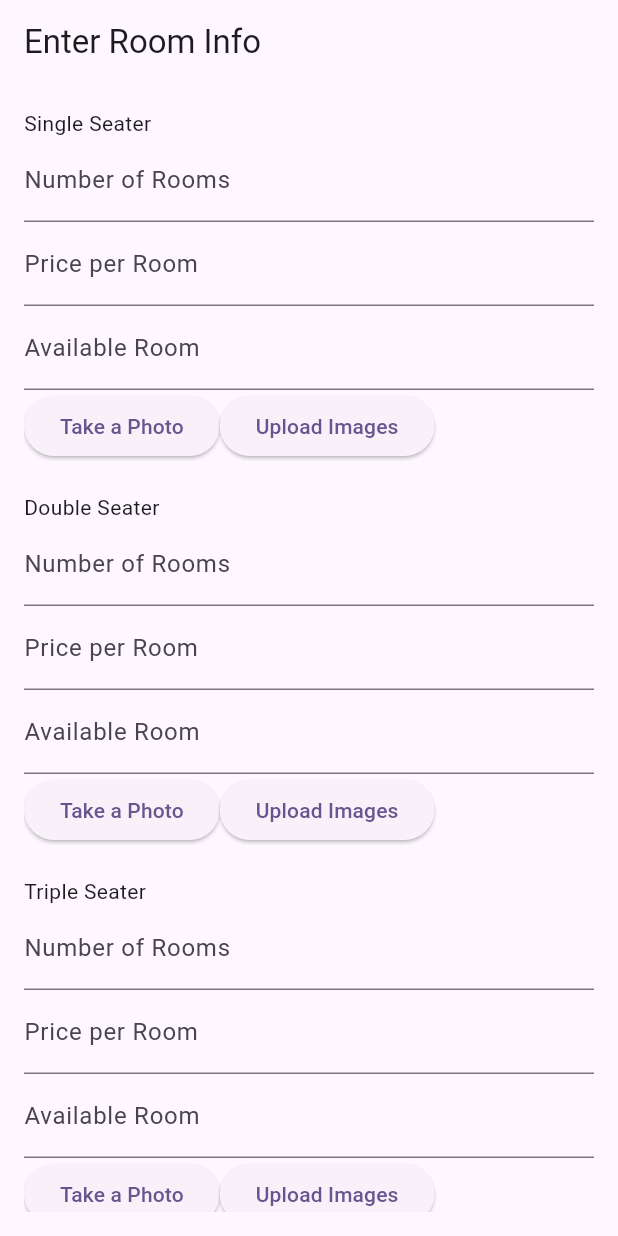
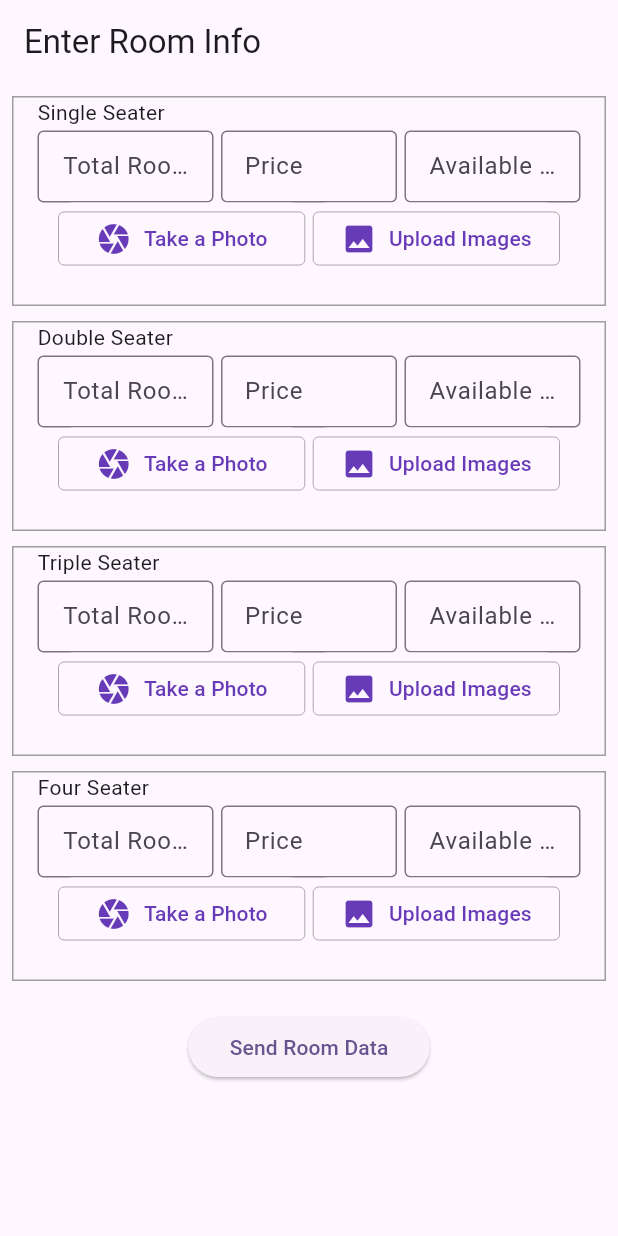
Before and after one commit to GurungNabin/hostel_nepal, a Flutter app: the screen it shows after launch, on a phone screen of 412 x 824 dp. Run offline on Flutter 3.47's test engine with Material 3 defaults, Android fonts, the light colour scheme and no system bars; our stand-ins replace flutter_riverpod, image_picker.

Commit message:
Slight Changes to the design of the UI

```diff
--- a/lib/main.dart
+++ b/lib/main.dart
@@ -19,7 +19,8 @@ class MyApp extends StatelessWidget {
         colorScheme: ColorScheme.fromSeed(seedColor: Colors.deepPurple),
         useMaterial3: true,
       ),
-      home: RoomDataInputPage(),
+      debugShowCheckedModeBanner: false,
+      home: const RoomDataInputPage(),
     );
   }
 }
--- a/lib/room_testing.dart
+++ b/lib/room_testing.dart
@@ -1,5 +1,6 @@
 import 'dart:io';
 import 'package:flutter/material.dart';
+import 'package:flutter/widgets.dart';
 import 'package:image_picker/image_picker.dart';
 
 class RoomDataInputPage extends StatefulWidget {
@@ -123,10 +124,19 @@ class _RoomDataInputPageState extends State<RoomDataInputPage> {
         title: const Text('Enter Room Info'),
       ),
       body: Padding(
-        padding: const EdgeInsets.all(16.0),
+        padding: const EdgeInsets.all(8.0),
         child: SingleChildScrollView(
           child: Column(
             crossAxisAlignment: CrossAxisAlignment.start,
+            children: [
+              Container(
+                padding: const EdgeInsets.symmetric(horizontal: 16),
+                decoration: BoxDecoration(
+                  border: Border.all(
+                    color: Colors.grey,
+                  ),
+                ),
+                child: Column(
                   children: [
                     _buildSeaterInput(
                         'Single Seater',
@@ -135,6 +145,18 @@ class _RoomDataInputPageState extends State<RoomDataInputPage> {
                         singleSeaterPriceController,
                         1),
                     _buildImageSelection(_singleSeaterImages, 1),
+                  ],
+                ),
+              ),
+              const SizedBox(
+                height: 10,
+              ),
+              Container(
+                padding: const EdgeInsets.symmetric(horizontal: 16),
+                decoration:
+                    BoxDecoration(border: Border.all(color: Colors.grey)),
+                child: Column(
+                  children: [
                     _buildSeaterInput(
                         'Double Seater',
                         doubleSeaterRoomsController,
@@ -142,6 +164,18 @@ class _RoomDataInputPageState extends State<RoomDataInputPage> {
                         doubleSeaterPriceController,
                         2),
                     _buildImageSelection(_doubleSeaterImages, 2),
+                  ],
+                ),
+              ),
+              const SizedBox(
+                height: 10,
+              ),
+              Container(
+                padding: const EdgeInsets.symmetric(horizontal: 16),
+                decoration:
+                    BoxDecoration(border: Border.all(color: Colors.grey)),
+                child: Column(
+                  children: [
                     _buildSeaterInput(
                         'Triple Seater',
                         tripleSeaterRoomsController,
@@ -149,13 +183,35 @@ class _RoomDataInputPageState extends State<RoomDataInputPage> {
                         tripleSeaterPriceController,
                         3),
                     _buildImageSelection(_tripleSeaterImages, 3),
-              _buildSeaterInput('Four Seater', fourSeaterRoomsController,
-                  fourSeaterAvailabeController, fourSeaterPriceController, 4),
+                  ],
+                ),
+              ),
+              const SizedBox(
+                height: 10,
+              ),
+              Container(
+                padding: const EdgeInsets.symmetric(horizontal: 16),
+                decoration:
+                    BoxDecoration(border: Border.all(color: Colors.grey)),
+                child: Column(
+                  children: [
+                    _buildSeaterInput(
+                        'Four Seater',
+                        fourSeaterRoomsController,
+                        fourSeaterAvailabeController,
+                        fourSeaterPriceController,
+                        4),
                     _buildImageSelection(_fourSeaterImages, 4),
+                  ],
+                ),
+              ),
               const SizedBox(height: 20),
-              ElevatedButton(
+              Center(
+                child: Material(
+                  child: ElevatedButton(
                       onPressed: _sendDataToServer,
-                child: const Text('Send Room Data'),
+                      child: const Text(' Send Room Data ')),
+                ),
               ),
             ],
           ),
@@ -174,38 +230,118 @@ class _RoomDataInputPageState extends State<RoomDataInputPage> {
       crossAxisAlignment: CrossAxisAlignment.start,
       children: [
         Text(title),
-        TextField(
+        const SizedBox(
+          height: 2,
+        ),
+        Row(
+          children: [
+            Expanded(
+              child: TextField(
                 controller: roomsController,
                 keyboardType: TextInputType.number,
-          decoration: const InputDecoration(labelText: 'Number of Rooms'),
+                textAlign: TextAlign.center,
+                textAlignVertical: TextAlignVertical.center,
+                decoration: const InputDecoration(
+                  labelText: 'Total Rooms',
+                  border: OutlineInputBorder(),
+                  isDense: true,
                 ),
-        TextField(
+              ),
+            ),
+            const SizedBox(
+              width: 5,
+            ),
+            Expanded(
+              child: TextField(
+                textAlign: TextAlign.center,
+                textAlignVertical: TextAlignVertical.center,
                 controller: priceController,
                 keyboardType: TextInputType.number,
-          decoration: const InputDecoration(labelText: 'Price per Room'),
+                decoration: const InputDecoration(
+                  labelText: 'Price',
+                  border: OutlineInputBorder(),
+                  isDense: true,
                 ),
-        TextField(
+              ),
+            ),
+            const SizedBox(
+              width: 5,
+            ),
+            Expanded(
+              child: TextField(
+                textAlign: TextAlign.center,
+                textAlignVertical: TextAlignVertical.center,
                 controller: availableController,
                 keyboardType: TextInputType.number,
-          decoration: const InputDecoration(labelText: 'Available Room'),
+                decoration: const InputDecoration(
+                    labelText: 'Available Room',
+                    border: OutlineInputBorder(),
+                    isDense: true),
+              ),
+            ),
+          ],
         ),
       ],
     );
   }
 
   Widget _buildImageSelection(List<XFile>? images, int seaterType) {
-    return Column(
+    return Center(
+      child: Column(
         crossAxisAlignment: CrossAxisAlignment.start,
         children: [
           Row(
+            mainAxisAlignment: MainAxisAlignment.center,
             children: [
-            ElevatedButton(
+              Material(
+                borderRadius: BorderRadius.circular(10),
+                borderOnForeground: true,
+                child: MaterialButton(
+                  minWidth: MediaQuery.of(context).size.width / 2.5,
+                  textColor: Colors.deepPurple,
                   onPressed: () => _getSingleImage(seaterType),
-              child: const Text('Take a Photo'),
+                  shape: RoundedRectangleBorder(
+                    borderRadius: BorderRadius.circular(4),
+                    side: const BorderSide(
+                      color: Colors.grey,
+                      width: 0.6,
                     ),
-            ElevatedButton(
+                  ),
+                  child: const Row(
+                    mainAxisAlignment: MainAxisAlignment.center,
+                    children: [
+                      Icon(Icons.camera, color: Colors.deepPurple),
+                      SizedBox(width: 8),
+                      Text('Take a Photo'),
+                    ],
+                  ),
+                ),
+              ),
+              const SizedBox(
+                width: 5,
+              ),
+              Material(
+                borderRadius: BorderRadius.circular(10),
+                child: MaterialButton(
+                  minWidth: MediaQuery.of(context).size.width / 2.5,
+                  textColor: Colors.deepPurple,
                   onPressed: () => _getMultipleImages(seaterType),
-              child: const Text('Upload Images'),
+                  shape: RoundedRectangleBorder(
+                    borderRadius: BorderRadius.circular(4),
+                    side: const BorderSide(
+                      color: Colors.grey,
+                      width: 0.6,
+                    ),
+                  ),
+                  child: const Row(
+                    mainAxisAlignment: MainAxisAlignment.center,
+                    children: [
+                      Icon(Icons.image, color: Colors.deepPurple),
+                      SizedBox(width: 8),
+                      Text('Upload Images'),
+                    ],
+                  ),
+                ),
               ),
             ],
           ),
@@ -243,6 +379,7 @@ class _RoomDataInputPageState extends State<RoomDataInputPage> {
             ),
           ),
         ],
+      ),
     );
   }
 
```
Lines whose indentation alone changed are shown as unchanged.
